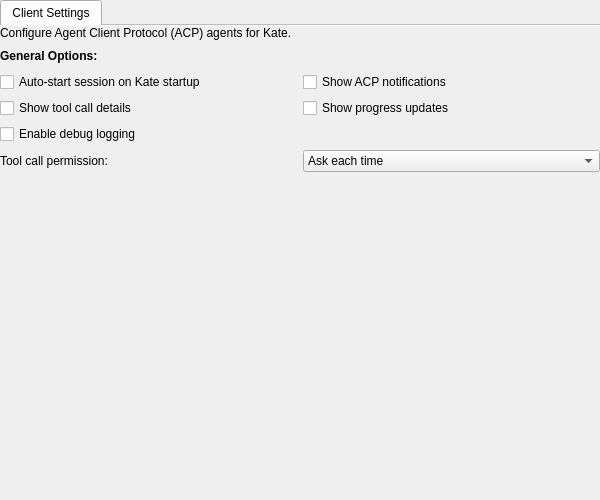
First picture: the form in addons/acpclient/acpconfigwidget.ui, repository KDE/kate, before the edit.
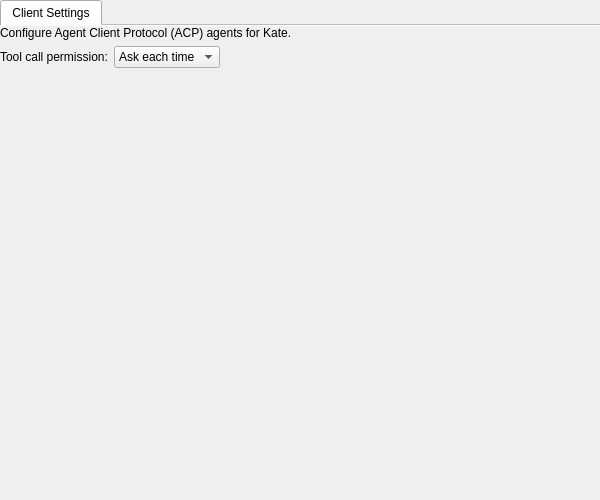
Second picture: the form after the edit.

Diff of the .ui file:
```diff
--- a/addons/acpclient/acpconfigwidget.ui
+++ b/addons/acpclient/acpconfigwidget.ui
@@ -64,18 +64,31 @@
                                 </widget>
                             </item>
                             <item>
-                                <layout class="QHBoxLayout" name="horizontalLayout_2">
+                                <layout class="QHBoxLayout" name="toolCallPermissionLayout">
                                     <item>
-                                        <widget class="QLabel" name="label">
+                                        <widget class="QLabel" name="toolCallPermissionLabel">
                                             <property name="text">
-                                                <string>General Options:</string>
+                                                <string>Tool call permission:</string>
                                             </property>
-                                            <property name="font">
-                                                <font>
-                                                    <weight>75</weight>
-                                                    <bold>true</bold>
-                                                </font>
-                                            </property>
+                                        </widget>
+                                    </item>
+                                    <item>
+                                        <widget class="QComboBox" name="toolCallPermissionComboBox">
+                                            <item>
+                                                <property name="text">
+                                                    <string>Ask each time</string>
+                                                </property>
+                                            </item>
+                                            <item>
+                                                <property name="text">
+                                                    <string>Allow all</string>
+                                                </property>
+                                            </item>
+                                            <item>
+                                                <property name="text">
+                                                    <string>Deny all</string>
+                                                </property>
+                                            </item>
                                         </widget>
                                     </item>
                                     <item>
@@ -93,75 +106,6 @@
                                     </item>
                                 </layout>
                             </item>
-                            <item>
-                                <layout class="QGridLayout" name="gridLayout">
-                                    <item row="0" column="0">
-                                        <widget class="QCheckBox" name="autoStartCheckBox">
-                                            <property name="text">
-                                                <string>Auto-start session on Kate startup</string>
-                                            </property>
-                                        </widget>
-                                    </item>
-                                    <item row="0" column="1">
-                                        <widget class="QCheckBox" name="showNotificationsCheckBox">
-                                            <property name="text">
-                                                <string>Show ACP notifications</string>
-                                            </property>
-                                        </widget>
-                                    </item>
-                                    <item row="1" column="0">
-                                        <widget class="QCheckBox" name="showToolCallsCheckBox">
-                                            <property name="text">
-                                                <string>Show tool call details</string>
-                                            </property>
-                                        </widget>
-                                    </item>
-                                    <item row="1" column="1">
-                                        <widget class="QCheckBox" name="showProgressCheckBox">
-                                            <property name="text">
-                                                <string>Show progress updates</string>
-                                            </property>
-                                        </widget>
-                                    </item>
-                                    <item row="2" column="0">
-                                        <widget class="QCheckBox" name="debugModeCheckBox">
-                                            <property name="text">
-                                                <string>Enable debug logging</string>
-                                            </property>
-                                        </widget>
-                                    </item>
-                                    <item row="3" column="0" colspan="2">
-                                        <layout class="QHBoxLayout" name="toolCallPermissionLayout">
-                                            <item>
-                                                <widget class="QLabel" name="toolCallPermissionLabel">
-                                                    <property name="text">
-                                                        <string>Tool call permission:</string>
-                                                    </property>
-                                                </widget>
-                                            </item>
-                                            <item>
-                                                <widget class="QComboBox" name="toolCallPermissionComboBox">
-                                                    <item>
-                                                        <property name="text">
-                                                            <string>Ask each time</string>
-                                                        </property>
-                                                    </item>
-                                                    <item>
-                                                        <property name="text">
-                                                            <string>Allow all</string>
-                                                        </property>
-                                                    </item>
-                                                    <item>
-                                                        <property name="text">
-                                                            <string>Deny all</string>
-                                                        </property>
-                                                    </item>
-                                                </widget>
-                                            </item>
-                                        </layout>
-                                    </item>
-                                </layout>
-                            </item>
                             <item>
                                 <spacer name="verticalSpacer">
                                     <property name="orientation">
```
